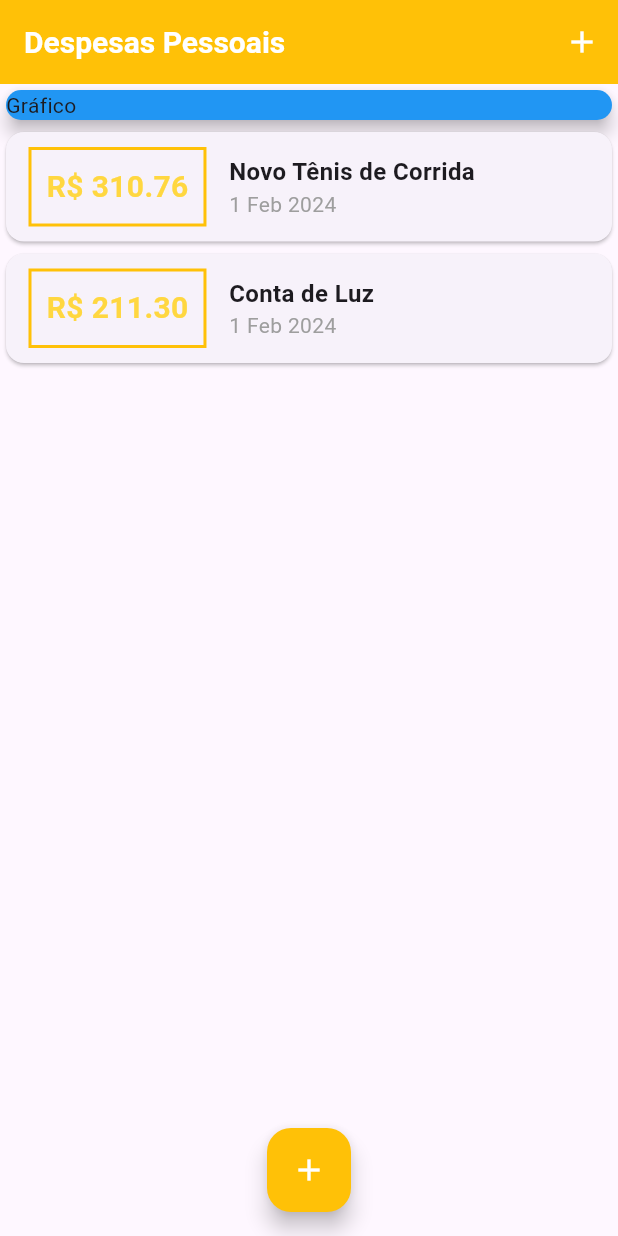
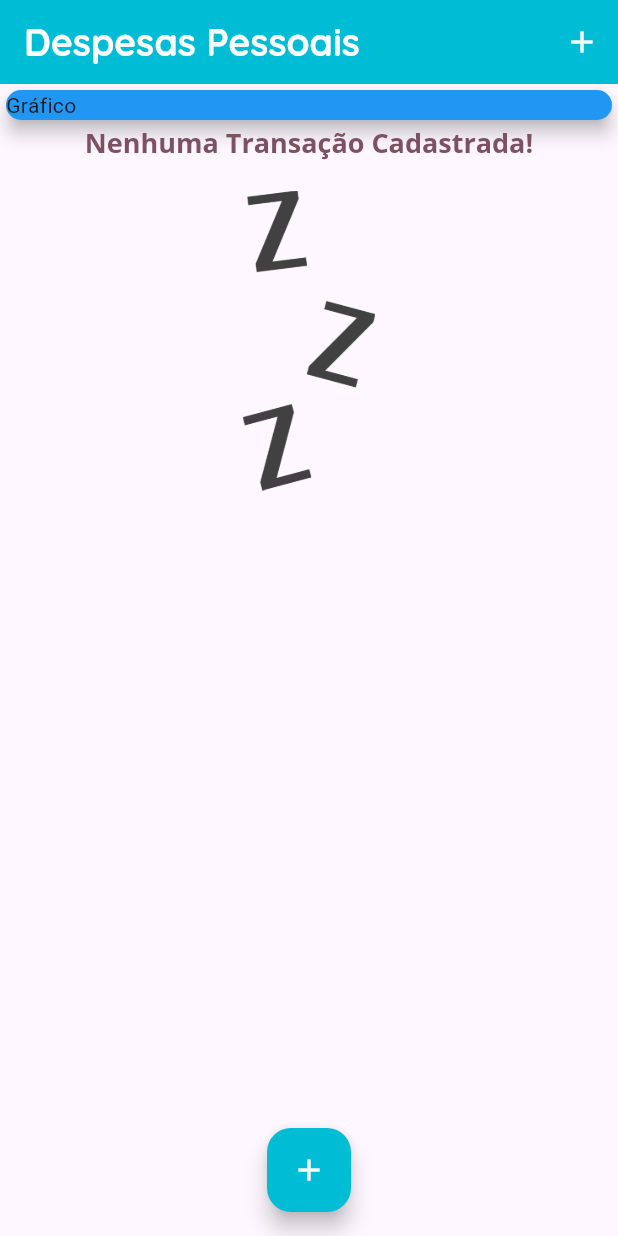
Before and after one commit to TiagoLemosNeitzke/app_controle_despesas, a Flutter app: the screen it shows after launch, on a phone screen of 412 x 824 dp. Run offline on Flutter 3.47's test engine with Material 3 defaults, Android fonts, the phone set to English and light mode, and no system bars.

```diff
--- a/lib/components/transaction_list.dart
+++ b/lib/components/transaction_list.dart
@@ -12,8 +12,25 @@ class TransactionList extends StatelessWidget {
   Widget build(BuildContext context) {
     return SizedBox(
       height: 300,
-      child: ListView.builder(
-        itemCount: transactions.length,
+      child: transactions.isEmpty
+          ? Column(
+              children: [
+                Text(
+                  'Nenhuma Transação Cadastrada!',
+                  style: Theme.of(context).textTheme.titleLarge,
+                ),
+                const SizedBox(height: 20),
+                SizedBox(
+                  height: 200,
+                  child: Image.asset(
+                    'assets/images/waiting.png',
+                    fit: BoxFit.cover,
+                  ),
+                ),
+              ],
+            )
+          : ListView.builder(
+              itemCount: transactions.length,
         itemBuilder: (ctx, index) {
           final tr = transactions[index];
           return Card(
--- a/lib/main.dart
+++ b/lib/main.dart
@@ -16,26 +16,26 @@ class ExpensesApp extends StatelessWidget {
     final ThemeData tema = ThemeData();
 
     return MaterialApp(
-      home: MyHomePage(),
+      home: const MyHomePage(),
       theme: tema.copyWith(
         colorScheme: tema.colorScheme.copyWith(
-          primary: Colors.amberAccent,
-          secondary: Colors.amber,
+          primary: Colors.cyan[700],
+          secondary: Colors.cyan,
           tertiary: Colors.white,
         ),
         textTheme: tema.textTheme.copyWith(
-          titleLarge: const TextStyle(
+          titleLarge: TextStyle(
             fontFamily: 'OpenSans',
             fontSize: 18,
             fontWeight: FontWeight.bold,
-            color: Colors.blueAccent,
+            color: Theme.of(context).colorScheme.tertiary,
           ),
         ),
         appBarTheme: const AppBarTheme(
-          backgroundColor: Colors.amber,
+          backgroundColor: Colors.cyan,
           titleTextStyle: TextStyle(
-            fontFamily: 'OpenSans',
-            fontSize: 20,
+            fontFamily: 'Quicksand',
+            fontSize: 25,
             fontWeight: FontWeight.bold,
             color: Colors.white,
           ),
@@ -53,19 +53,19 @@ class MyHomePage extends StatefulWidget {
 }
 
 class _MyHomePageState extends State<MyHomePage> {
-  final _transactions = [
-    Transaction(
-      id: 't1',
-      title: 'Novo Tênis de Corrida',
-      value: 310.76,
-      date: DateTime.now(),
-    ),
-    Transaction(
-      id: 't2',
-      title: 'Conta de Luz',
-      value: 211.30,
-      date: DateTime.now(),
-    ),
+  final List<Transaction> _transactions = [
+    // Transaction(
+    //   id: 't1',
+    //   title: 'Novo Tênis de Corrida',
+    //   value: 310.76,
+    //   date: DateTime.now(),
+    // ),
+    // Transaction(
+    //   id: 't2',
+    //   title: 'Conta de Luz',
+    //   value: 211.30,
+    //   date: DateTime.now(),
+    // ),
   ];
 
   _addTransaction(String title, double value) {
```
Also changed, not shown: pubspec.yaml (+15 -14 lines), assets/images/waiting.png (added).
